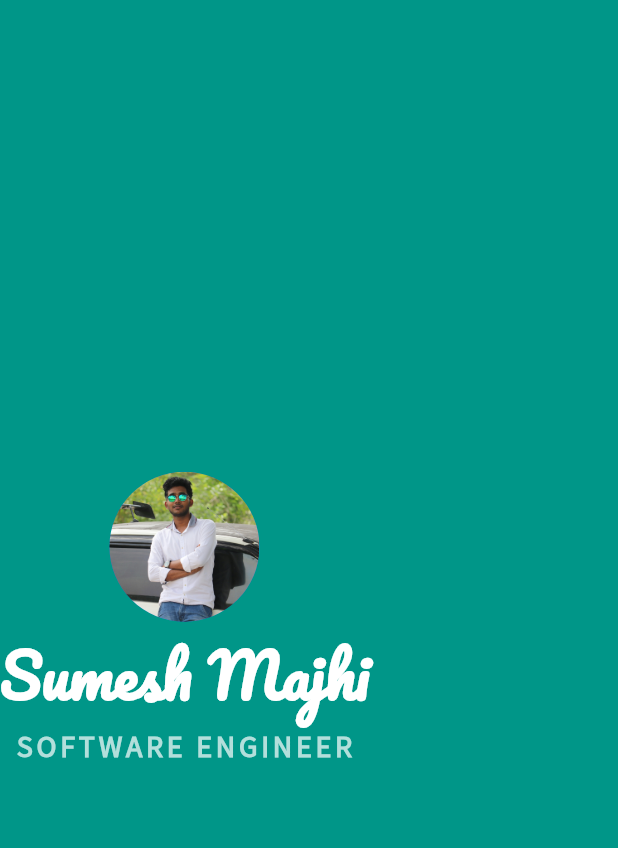
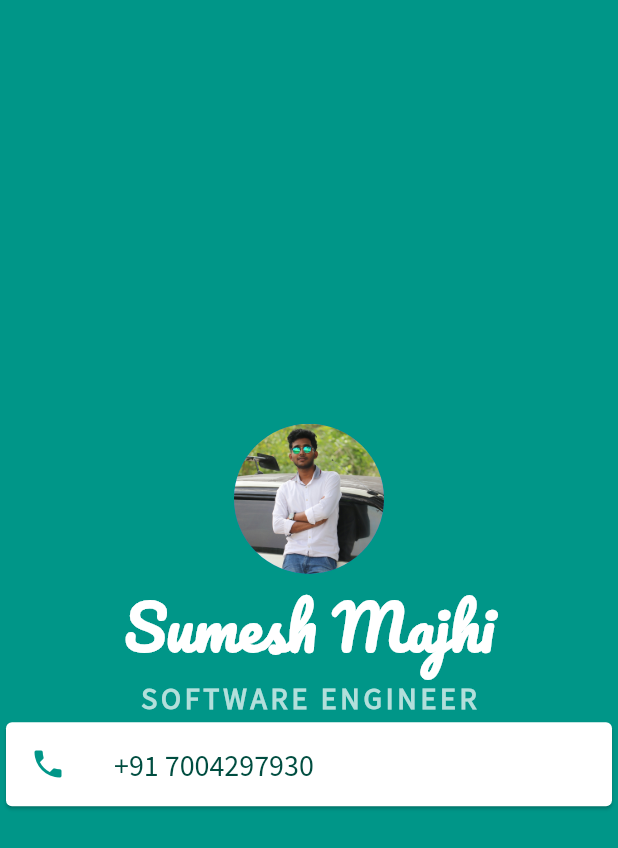
Before and after one commit to MajhiRockzZ/mi-card, a Flutter app: the screen it shows after launch, on a phone screen of 412 x 824 dp. Shown: the top 848 px of the screen. Run offline on Flutter 3.47's test engine with Material 2 defaults, Android fonts, the phone set to English and light mode, and no system bars.

Commit message:
feat: add card for phone number

```diff
--- a/lib/main.dart
+++ b/lib/main.dart
@@ -37,6 +37,22 @@
                   fontWeight: FontWeight.bold,
                 ),
               ),
+              Card(
+                child: ListTile(
+                  leading: Icon(
+                    Icons.phone,
+                    color: Colors.teal,
+                  ),
+                  title: Text(
+                    '+91 7004297930',
+                    style: TextStyle(
+                      color: Colors.teal.shade900,
+                      fontFamily: 'Source Sans Pro',
+                      fontSize: 20.0,
+                    ),
+                  ),
+                ),
+              ),
             ],
           ),
         ),
```
